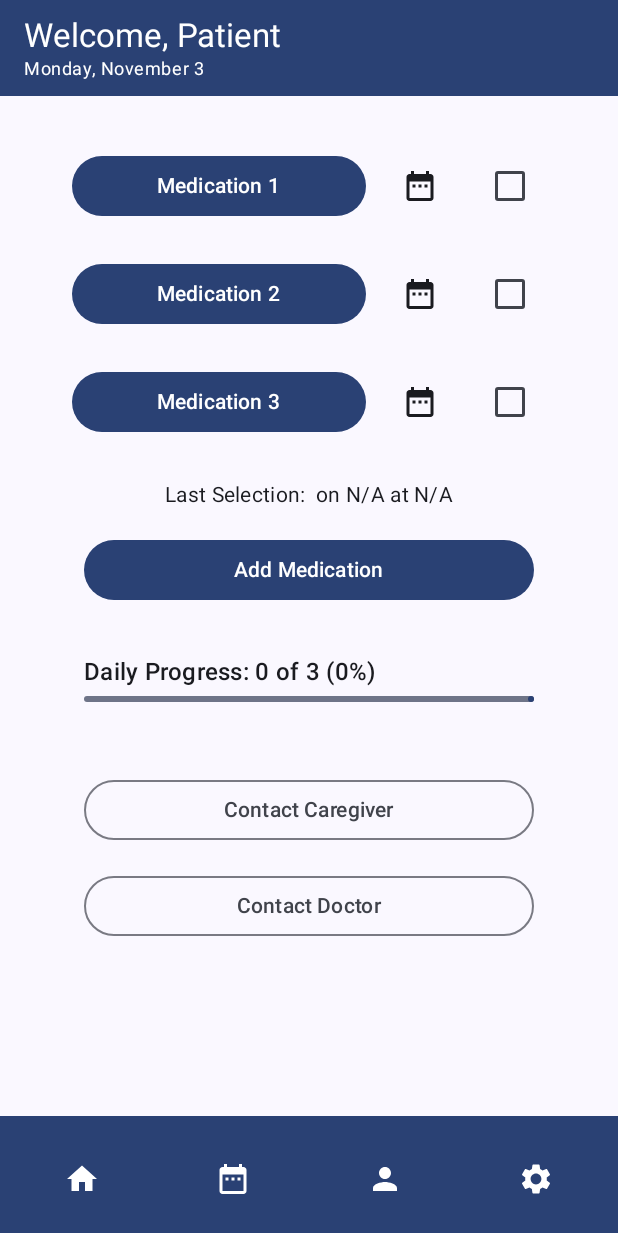
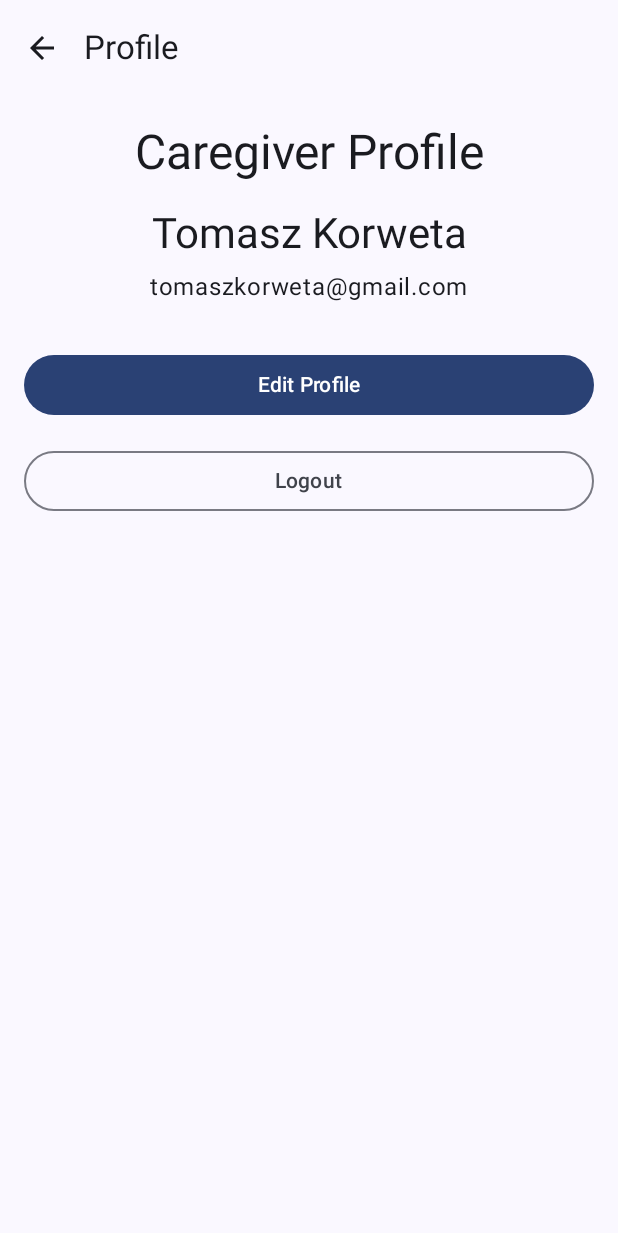
Before and after one commit to JakubSmilowski/Medication-adherence-app, an Android app built with Jetpack Compose: the HomeScreen screen opened through its navigation route, after a tap on "Profile", on a phone screen of 412 x 824 dp. Shown: the top 1233 px of the screen. Run offline under Robolectric (Android 15) with nearby library versions, the phone set to English and light mode, and no system bars.

Commit message:
Added initial Profile-Page for caregiver.

```diff
--- a/app/src/main/AndroidManifest.xml
+++ b/app/src/main/AndroidManifest.xml
@@ -22,6 +22,10 @@
                 <category android:name="android.intent.category.LAUNCHER" />
             </intent-filter>
         </activity>
+        <activity
+            android:name=".ProfileActivity"
+            android:label="Profile">
+        </activity>
     </application>
 
 </manifest>
--- a/app/src/main/java/com/group7/medicationadherenceapp/MainActivity.kt
+++ b/app/src/main/java/com/group7/medicationadherenceapp/MainActivity.kt
@@ -2,6 +2,7 @@ package com.group7.medicationadherenceapp
 
 import android.app.DatePickerDialog
 import android.app.TimePickerDialog
+import android.content.Intent
 import android.os.Build
 import android.os.Bundle
 import androidx.activity.ComponentActivity
@@ -193,7 +194,7 @@ fun HomeScreen(navController: NavController) {
                 ) {
                     BottomBarItem(icon = Icons.Filled.Home, contentDescription = "Home", onClick = { /* Already home */ })
                     BottomBarItem(icon = Icons.Filled.DateRange, contentDescription = "History", onClick = { /* Navigate to History */ })
-                    BottomBarItem(icon = Icons.Filled.Person, contentDescription = "Profile", onClick = { /* Navigate to Profile */ })
+                    BottomBarItem(icon = Icons.Filled.Person, contentDescription = "Profile", onClick = { context.startActivity(Intent(context, ProfileActivity::class.java)) })
                     BottomBarItem(icon = Icons.Filled.Settings, contentDescription = "Settings", onClick = { /* Navigate to Settings */ })
                 }
             }
--- /dev/null
+++ b/app/src/main/java/com/group7/medicationadherenceapp/ProfileActivity.kt
@@ -0,0 +1,81 @@
+package com.group7.medicationadherenceapp
+
+import android.os.Bundle
+import androidx.activity.ComponentActivity
+import androidx.activity.compose.setContent
+import androidx.compose.foundation.layout.*
+import androidx.compose.material.icons.Icons
+import androidx.compose.material.icons.filled.ArrowBack
+import androidx.compose.material3.*
+import androidx.compose.runtime.Composable
+import androidx.compose.ui.Alignment
+import androidx.compose.ui.Modifier
+import androidx.compose.ui.tooling.preview.Preview
+import androidx.compose.ui.unit.dp
+import com.group7.medicationadherenceapp.ui.theme.MedicationAdherenceAppTheme
+
+class ProfileActivity : ComponentActivity() {
+    override fun onCreate(savedInstanceState: Bundle?) {
+        super.onCreate(savedInstanceState)
+        setContent {
+            MedicationAdherenceAppTheme {
+                ProfileScreen(onBackClick = { finish() })
+            }
+        }
+    }
+}
+
+@OptIn(ExperimentalMaterial3Api::class)
+@Composable
+fun ProfileScreen(onBackClick: () -> Unit) {
+    Scaffold(
+        topBar = {
+            TopAppBar(
+                title = { Text("Profile") },
+                navigationIcon = {
+                    IconButton(onClick = onBackClick) {
+                        Icon(Icons.Filled.ArrowBack, contentDescription = "back")
+                    }
+                }
+            )
+        }
+    ) { innerPadding ->
+        Column(
+            modifier = Modifier
+                .fillMaxSize()
+                .padding(innerPadding)
+                .padding(16.dp),
+            horizontalAlignment = Alignment.CenterHorizontally,
+            verticalArrangement = Arrangement.Top
+        ) {
+            Spacer(modifier = Modifier.height(2.dp))
+            Text(text = "Caregiver Profile", style = MaterialTheme.typography.headlineLarge)
+            Spacer(modifier = Modifier.height(16.dp))
+            Text(text = "Tomasz Korweta", style = MaterialTheme.typography.headlineMedium)
+            Spacer(modifier = Modifier.height(8.dp))
+            Text(text = "tomaszkorweta@gmail.com", style = MaterialTheme.typography.bodyLarge)
+            Spacer(modifier = Modifier.height(32.dp))
+            Button(
+                onClick = {},
+                modifier = Modifier.fillMaxWidth()
+            ) {
+                Text("Edit Profile")
+            }
+            Spacer(modifier = Modifier.height(16.dp))
+            OutlinedButton(
+                onClick = {},
+                modifier = Modifier.fillMaxWidth()
+            ) {
+                Text("Logout")
+            }
+        }
+    }
+}
+
+@Preview(showBackground = true)
+@Composable
+fun ProfileScreenPreview() {
+    MedicationAdherenceAppTheme {
+        ProfileScreen(onBackClick = {})
+    }
+}
```
